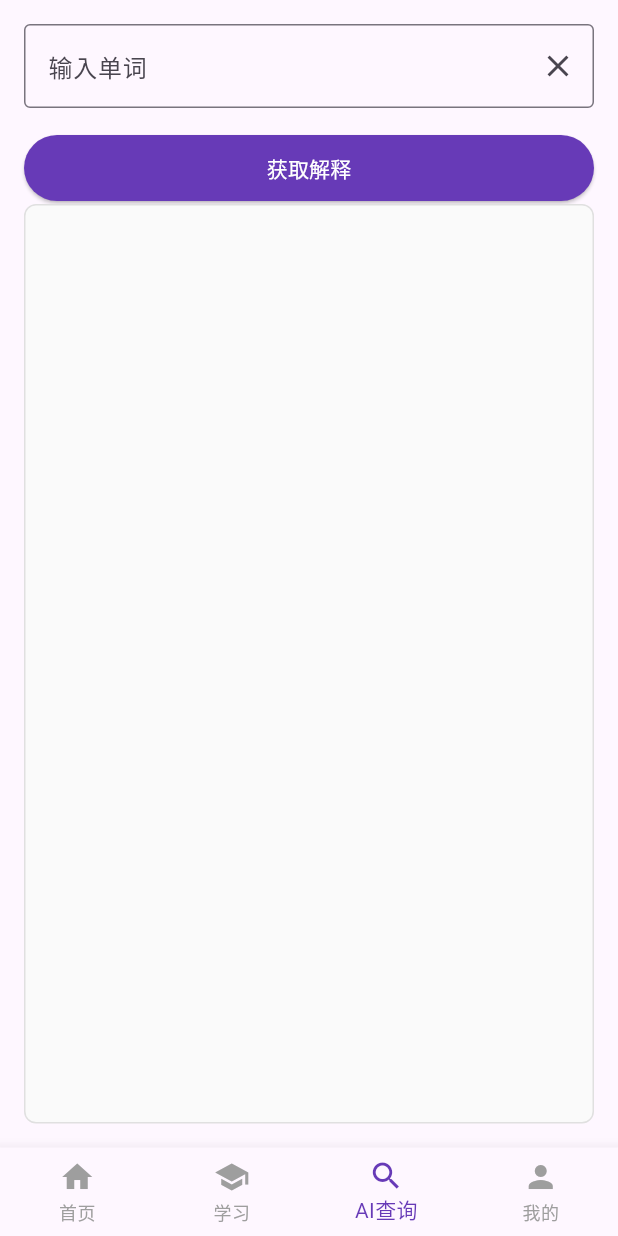
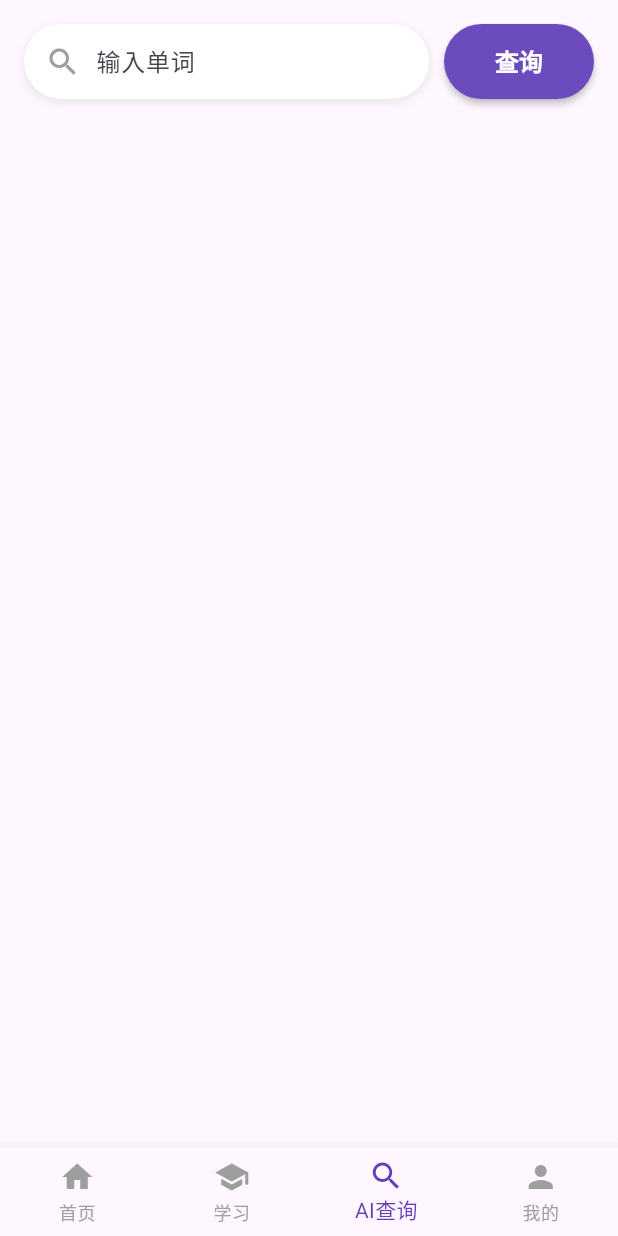
Before and after one commit to Dolores18/mika_app, a Flutter app: the screen it shows after launch, item 3 of the bottom bar chosen, on a phone screen of 412 x 824 dp. Run offline on Flutter 3.47's test engine with Material 3 defaults, Android fonts, the light colour scheme and no system bars; our stand-ins replace flutter_markdown; missing offline and left inert: markdown.

Commit message:
右滑返回

```diff
--- a/lib/pages/word_lookup_page.dart
+++ b/lib/pages/word_lookup_page.dart
@@ -189,30 +189,80 @@ class _WordLookupPageState extends State<WordLookupPage> {
 
   @override
   Widget build(BuildContext context) {
-    return Padding(
+    return WillPopScope(
+      onWillPop: () async {
+        if (_showResults) {
+          _clearAndShowNavBar();
+          return false; // 不关闭页面，只返回到搜索状态
+        }
+        return true; // 允许正常退出页面
+      },
+      child: GestureDetector(
+        // 添加捕获右滑手势的检测器，整个页面都可以触发
+        onHorizontalDragEnd: (details) {
+          if (details.primaryVelocity! > 0 && _showResults) {
+            _clearAndShowNavBar();
+          }
+        },
+        child: Padding(
           padding: const EdgeInsets.all(16.0),
           child: Column(
             crossAxisAlignment: CrossAxisAlignment.stretch,
             children: [
               if (!_showResults) ...[
-            TextField(
+                Container(
+                  margin: const EdgeInsets.only(bottom: 16),
+                  child: Row(
+                    children: [
+                      Expanded(
+                        flex: 7,
+                        child: Container(
+                          height: 50,
+                          decoration: BoxDecoration(
+                            color: Colors.white,
+                            borderRadius: BorderRadius.circular(50),
+                            boxShadow: [
+                              BoxShadow(
+                                color: Colors.grey.withOpacity(0.2),
+                                spreadRadius: 1,
+                                blurRadius: 4,
+                                offset: const Offset(0, 2),
+                              ),
+                            ],
+                          ),
+                          child: Row(
+                            children: [
+                              const SizedBox(width: 14),
+                              const Icon(Icons.search, color: Colors.grey),
+                              const SizedBox(width: 10),
+                              Expanded(
+                                child: TextField(
                                   controller: _wordController,
-              decoration: InputDecoration(
-                labelText: '输入单词',
-                suffixIcon: IconButton(
-                  icon: const Icon(Icons.clear),
-                  onPressed: () => _wordController.clear(),
+                                  decoration: const InputDecoration(
+                                    hintText: '输入单词',
+                                    border: InputBorder.none,
+                                    isDense: true,
+                                    contentPadding: EdgeInsets.symmetric(
+                                      vertical: 14,
                                     ),
-                border: const OutlineInputBorder(),
                                   ),
                                   onSubmitted: (value) {
-                if (!_isLoading && value.trim().isNotEmpty) {
+                                    if (!_isLoading &&
+                                        value.trim().isNotEmpty) {
                                       _fetchExplanation(value.trim());
                                     }
                                   },
                                 ),
-            const SizedBox(height: 16),
-            ElevatedButton(
+                              ),
+                            ],
+                          ),
+                        ),
+                      ),
+                      const SizedBox(width: 10),
+                      SizedBox(
+                        height: 50,
+                        width: 100,
+                        child: ElevatedButton(
                           onPressed:
                               _isLoading
                                   ? null
@@ -223,11 +273,24 @@ class _WordLookupPageState extends State<WordLookupPage> {
                                     }
                                   },
                           style: ElevatedButton.styleFrom(
-                backgroundColor: Colors.deepPurple,
+                            backgroundColor: const Color(0xFF6b4bbd), // 紫色按钮
                             foregroundColor: Colors.white,
-                padding: const EdgeInsets.symmetric(vertical: 12),
+                            shape: RoundedRectangleBorder(
+                              borderRadius: BorderRadius.circular(30),
                             ),
-              child: const Text('获取解释'),
+                            elevation: 2,
+                          ),
+                          child: const Text(
+                            '查询',
+                            style: TextStyle(
+                              fontSize: 16,
+                              fontWeight: FontWeight.bold,
+                            ),
+                          ),
+                        ),
+                      ),
+                    ],
+                  ),
                 ),
               ] else ...[
                 Row(
@@ -255,7 +318,6 @@ class _WordLookupPageState extends State<WordLookupPage> {
                   ],
                 ),
                 const SizedBox(height: 16),
-          ],
 
                 Expanded(
                   child: Container(
@@ -327,7 +389,10 @@ class _WordLookupPageState extends State<WordLookupPage> {
                                     extensionSet: md.ExtensionSet(
                                       md.ExtensionSet.commonMark.blockSyntaxes,
                                       [
-                                  ...md.ExtensionSet.commonMark.inlineSyntaxes,
+                                        ...md
+                                            .ExtensionSet
+                                            .commonMark
+                                            .inlineSyntaxes,
                                         md.EmojiSyntax(),
                                       ],
                                     ),
@@ -347,6 +412,9 @@ class _WordLookupPageState extends State<WordLookupPage> {
                   ),
                 ),
               ],
+            ],
+          ),
+        ),
       ),
     );
   }
```
Lines whose indentation alone changed are shown as unchanged.
